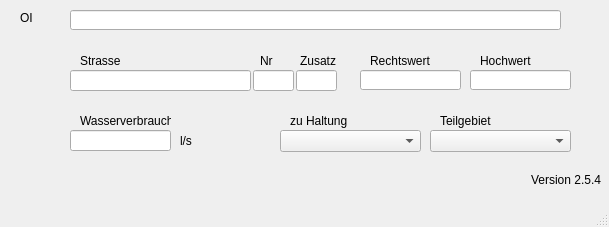
The window that qkan/forms/qkan_swref.ui (hoettges/QKan) describes before a commit, drawn with Qt 5.
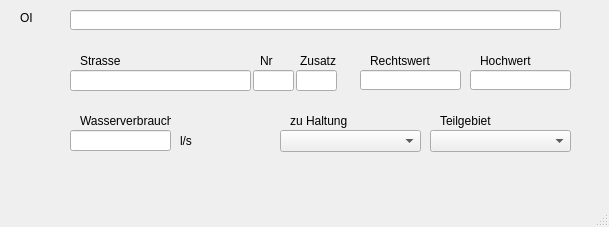
The same window after the commit.

Diff of the .ui file:
```diff
--- a/qkan/forms/qkan_swref.ui
+++ b/qkan/forms/qkan_swref.ui
@@ -249,25 +249,6 @@
      <string>Zusatz</string>
     </property>
    </widget>
-   <widget class="QLabel" name="lb_version">
-    <property name="geometry">
-     <rect>
-      <x>530</x>
-      <y>170</y>
-      <width>71</width>
-      <height>20</height>
-     </rect>
-    </property>
-    <property name="toolTip">
-     <string>Version QKan Import</string>
-    </property>
-    <property name="text">
-     <string>Version 2.5.4</string>
-    </property>
-    <property name="alignment">
-     <set>Qt::AlignRight|Qt::AlignTrailing|Qt::AlignVCenter</set>
-    </property>
-   </widget>
   </widget>
   <widget class="QMenuBar" name="menubar">
    <property name="geometry">
```
Left out of the diff: 2 changed lines with no effect on the pictures.
